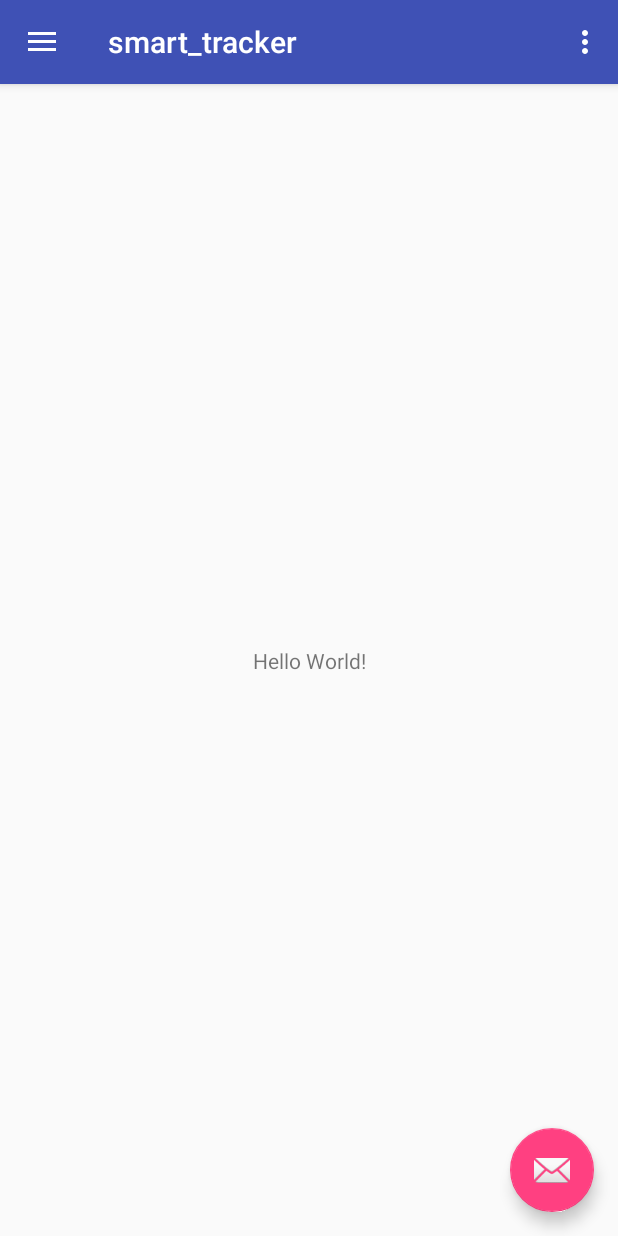
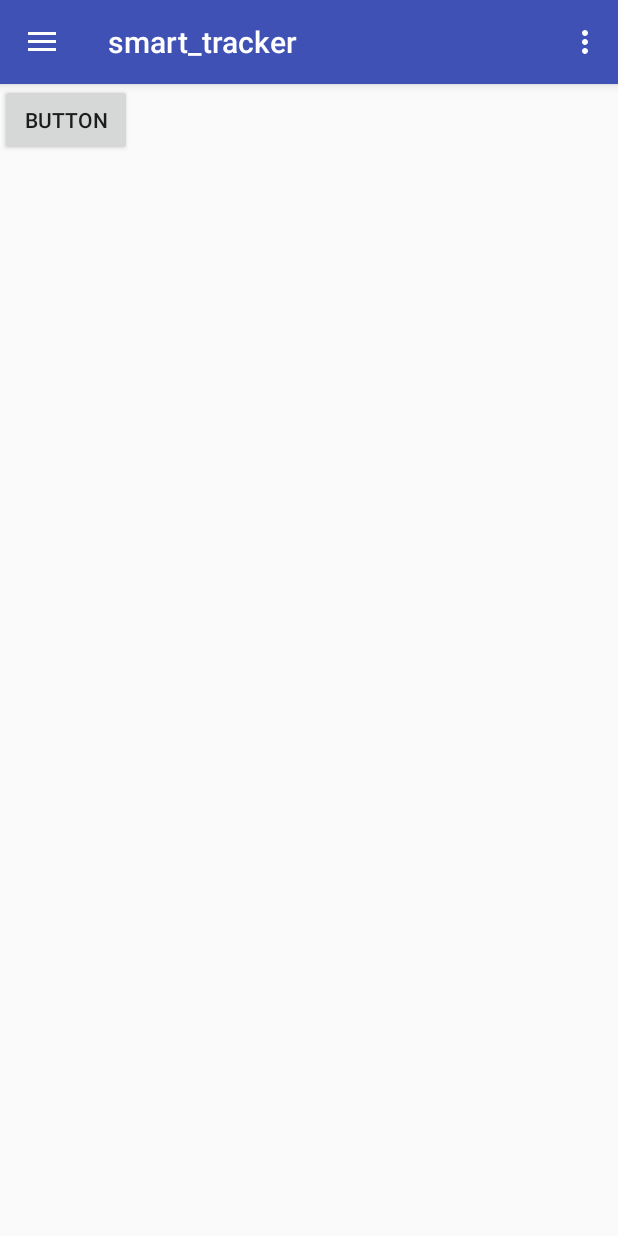
Before and after one commit to aminda007/smart_tracker, an Android app: the screen it shows after launch (MainActivity), in the side drawer, after a tap on "Gallery", on a phone screen of 412 x 824 dp. Run offline under Robolectric (Android 15) with nearby library versions, the phone set to English and light mode, and no system bars.

Commit message:
add fragments

```diff
--- a/app/build.gradle
+++ b/app/build.gradle
@@ -23,6 +23,7 @@ dependencies {
     implementation 'com.android.support:appcompat-v7:26.1.0'
     implementation 'com.android.support:design:26.1.0'
     implementation 'com.android.support.constraint:constraint-layout:1.1.0'
+    implementation 'com.android.support:support-v4:26.1.0'
     testImplementation 'junit:junit:4.12'
     androidTestImplementation 'com.android.support.test:runner:1.0.2'
     androidTestImplementation 'com.android.support.test.espresso:espresso-core:3.0.2'
--- /dev/null
+++ b/app/src/main/java/com/example/aminda/smart_tracker/Fragments/BusFragment.java
@@ -0,0 +1,30 @@
+package com.example.aminda.smart_tracker.Fragments;
+
+import android.os.Bundle;
+import android.support.v4.app.Fragment;
+import android.view.LayoutInflater;
+import android.view.View;
+import android.view.ViewGroup;
+
+import com.example.aminda.smart_tracker.R;
+
+public class BusFragment extends Fragment {
+
+    public BusFragment() {
+        // Required empty public constructor
+    }
+
+    @Override
+    public void onCreate(Bundle savedInstanceState) {
+        super.onCreate(savedInstanceState);
+    }
+
+    @Override
+    public View onCreateView(LayoutInflater inflater, ViewGroup container,
+                             Bundle savedInstanceState) {
+        // Inflate the layout for this fragment
+        View view = inflater.inflate(R.layout.fragment_bus, container, false);
+        return view;
+    }
+
+}
--- /dev/null
+++ b/app/src/main/java/com/example/aminda/smart_tracker/Fragments/TrainFragment.java
@@ -0,0 +1,30 @@
+package com.example.aminda.smart_tracker.Fragments;
+
+import android.os.Bundle;
+import android.support.v4.app.Fragment;
+import android.view.LayoutInflater;
+import android.view.View;
+import android.view.ViewGroup;
+
+import com.example.aminda.smart_tracker.R;
+
+public class TrainFragment extends Fragment {
+
+    public TrainFragment() {
+        // Required empty public constructor
+    }
+
+    @Override
+    public void onCreate(Bundle savedInstanceState) {
+        super.onCreate(savedInstanceState);
+    }
+
+    @Override
+    public View onCreateView(LayoutInflater inflater, ViewGroup container,
+                             Bundle savedInstanceState) {
+        // Inflate the layout for this fragment
+        View view = inflater.inflate(R.layout.fragment_train, container, false);
+        return view;
+    }
+
+}
--- a/app/src/main/java/com/example/aminda/smart_tracker/MainActivity.java
+++ b/app/src/main/java/com/example/aminda/smart_tracker/MainActivity.java
@@ -3,6 +3,10 @@ package com.example.aminda.smart_tracker;
 import android.os.Bundle;
 import android.support.design.widget.FloatingActionButton;
 import android.support.design.widget.Snackbar;
+import android.support.v4.app.Fragment;
+import android.support.v4.app.FragmentManager;
+import android.support.v4.app.FragmentTransaction;
+import android.util.Log;
 import android.view.View;
 import android.support.design.widget.NavigationView;
 import android.support.v4.view.GravityCompat;
@@ -13,8 +17,13 @@ import android.support.v7.widget.Toolbar;
 import android.view.Menu;
 import android.view.MenuItem;
 
+import com.example.aminda.smart_tracker.Fragments.BusFragment;
+import com.example.aminda.smart_tracker.Fragments.TrainFragment;
+
 public class MainActivity extends AppCompatActivity
         implements NavigationView.OnNavigationItemSelectedListener {
+
+    private FragmentManager fm;
 
     @Override
     protected void onCreate(Bundle savedInstanceState) {
@@ -23,14 +32,14 @@ public class MainActivity extends AppCompatActivity
         Toolbar toolbar = (Toolbar) findViewById(R.id.toolbar);
         setSupportActionBar(toolbar);
 
-        FloatingActionButton fab = (FloatingActionButton) findViewById(R.id.fab);
-        fab.setOnClickListener(new View.OnClickListener() {
-            @Override
-            public void onClick(View view) {
-                Snackbar.make(view, "Replace with your own action", Snackbar.LENGTH_LONG)
-                        .setAction("Action", null).show();
-            }
-        });
+//        FloatingActionButton fab = (FloatingActionButton) findViewById(R.id.fab);
+//        fab.setOnClickListener(new View.OnClickListener() {
+//            @Override
+//            public void onClick(View view) {
+//                Snackbar.make(view, "Replace with your own action", Snackbar.LENGTH_LONG)
+//                        .setAction("Action", null).show();
+//            }
+//        });
 
         DrawerLayout drawer = (DrawerLayout) findViewById(R.id.drawer_layout);
         ActionBarDrawerToggle toggle = new ActionBarDrawerToggle(
@@ -40,6 +49,7 @@ public class MainActivity extends AppCompatActivity
 
         NavigationView navigationView = (NavigationView) findViewById(R.id.nav_view);
         navigationView.setNavigationItemSelectedListener(this);
+        fm = getSupportFragmentManager();
     }
 
     @Override
@@ -79,10 +89,27 @@ public class MainActivity extends AppCompatActivity
     public boolean onNavigationItemSelected(MenuItem item) {
         // Handle navigation view item clicks here.
         int id = item.getItemId();
-
-        if (id == R.id.nav_camera) {
-            // Handle the camera action
-        } else if (id == R.id.nav_gallery) {
+        String id_str = Integer.toString(id);
+        Log.d("dccxsxs","dassssss " + id);
+        FragmentTransaction ft = fm.beginTransaction();
+        if (id == R.id.nav_bus) {
+            if(fm.findFragmentByTag(id_str) == null){
+                ft.add(R.id.screen_area, new BusFragment(), id_str);
+                Log.d("rht","aaaaaaaaaaaaaaaaaaaa.....create bus ....aaaaaaaaaaaaaaaaaaaaaa***");
+            }
+            else{
+                ft.replace(R.id.screen_area, fm.findFragmentByTag(id_str), id_str);
+                Log.d("rht","aaaaaaaaaaaaaaaaaaaa.....resume bus ....aaaaaaaaaaaaaaaaaaaaaa***");
+            }
+        } else if (id == R.id.nav_train) {
+            if(fm.findFragmentByTag(id_str) == null){
+                ft.replace(R.id.screen_area, new TrainFragment(), id_str);
+                Log.d("rht","aaaaaaaaaaaaaaaaaaaa.....create train ....aaaaaaaaaaaaaaaaaaaaaa***");
+            }
+            else{
+                ft.replace(R.id.screen_area, fm.findFragmentByTag(id_str), id_str);
+                Log.d("rht","aaaaaaaaaaaaaaaaaaaa.....resume train ....aaaaaaaaaaaaaaaaaaaaaa***");
+            }
 
         } else if (id == R.id.nav_slideshow) {
 
@@ -93,6 +120,7 @@ public class MainActivity extends AppCompatActivity
         } else if (id == R.id.nav_send) {
 
         }
+        ft.commit();
 
         DrawerLayout drawer = (DrawerLayout) findViewById(R.id.drawer_layout);
         drawer.closeDrawer(GravityCompat.START);
--- a/app/src/main/res/layout/app_bar_main.xml
+++ b/app/src/main/res/layout/app_bar_main.xml
@@ -22,12 +22,12 @@
 
     <include layout="@layout/content_main" />
 
-    <android.support.design.widget.FloatingActionButton
-        android:id="@+id/fab"
-        android:layout_width="wrap_content"
-        android:layout_height="wrap_content"
-        android:layout_gravity="bottom|end"
-        android:layout_margin="@dimen/fab_margin"
-        app:srcCompat="@android:drawable/ic_dialog_email" />
+    <!--<android.support.design.widget.FloatingActionButton-->
+        <!--android:id="@+id/fab"-->
+        <!--android:layout_width="wrap_content"-->
+        <!--android:layout_height="wrap_content"-->
+        <!--android:layout_gravity="bottom|end"-->
+        <!--android:layout_margin="@dimen/fab_margin"-->
+        <!--app:srcCompat="@android:drawable/ic_dialog_email" />-->
 
 </android.support.design.widget.CoordinatorLayout>
--- a/app/src/main/res/layout/content_main.xml
+++ b/app/src/main/res/layout/content_main.xml
@@ -1,5 +1,5 @@
 <?xml version="1.0" encoding="utf-8"?>
-<android.support.constraint.ConstraintLayout xmlns:android="http://schemas.android.com/apk/res/android"
+<RelativeLayout xmlns:android="http://schemas.android.com/apk/res/android"
     xmlns:app="http://schemas.android.com/apk/res-auto"
     xmlns:tools="http://schemas.android.com/tools"
     android:layout_width="match_parent"
@@ -8,13 +8,10 @@
     tools:context=".MainActivity"
     tools:showIn="@layout/app_bar_main">
 
-    <TextView
-        android:layout_width="wrap_content"
-        android:layout_height="wrap_content"
-        android:text="Hello World!"
-        app:layout_constraintBottom_toBottomOf="parent"
-        app:layout_constraintLeft_toLeftOf="parent"
-        app:layout_constraintRight_toRightOf="parent"
-        app:layout_constraintTop_toTopOf="parent" />
+    <FrameLayout
+        android:id="@+id/screen_area"
+        android:layout_width="match_parent"
+        android:layout_height="match_parent">
+    </FrameLayout>
 
-</android.support.constraint.ConstraintLayout>
+</RelativeLayout>
--- /dev/null
+++ b/app/src/main/res/layout/fragment_bus.xml
@@ -0,0 +1,20 @@
+<?xml version="1.0" encoding="utf-8"?>
+<FrameLayout xmlns:android="http://schemas.android.com/apk/res/android"
+    xmlns:tools="http://schemas.android.com/tools"
+    android:layout_width="match_parent"
+    android:layout_height="match_parent"
+    tools:context=".Fragments.BusFragment">
+
+    <!-- TODO: Update blank fragment layout -->
+    <TextView
+        android:layout_width="match_parent"
+        android:layout_height="match_parent"
+        android:text="@string/hello_blank_fragment" />
+
+    <Button
+        android:id="@+id/button"
+        android:layout_width="wrap_content"
+        android:layout_height="wrap_content"
+        android:text="Button" />
+
+</FrameLayout>
--- /dev/null
+++ b/app/src/main/res/layout/fragment_train.xml
@@ -0,0 +1,20 @@
+<?xml version="1.0" encoding="utf-8"?>
+<FrameLayout xmlns:android="http://schemas.android.com/apk/res/android"
+    xmlns:tools="http://schemas.android.com/tools"
+    android:layout_width="match_parent"
+    android:layout_height="match_parent"
+    tools:context=".Fragments.TrainFragment">
+
+    <!-- TODO: Update blank fragment layout -->
+    <!--<TextView-->
+        <!--android:layout_width="match_parent"-->
+        <!--android:layout_height="match_parent"-->
+        <!--android:text="@string/hello_blank_fragment" />-->
+
+    <Button
+        android:id="@+id/button"
+        android:layout_width="wrap_content"
+        android:layout_height="wrap_content"
+        android:text="Button" />
+
+</FrameLayout>
--- a/app/src/main/res/menu/activity_main_drawer.xml
+++ b/app/src/main/res/menu/activity_main_drawer.xml
@@ -5,11 +5,11 @@
 
     <group android:checkableBehavior="single">
         <item
-            android:id="@+id/nav_camera"
+            android:id="@+id/nav_bus"
             android:icon="@drawable/ic_menu_camera"
             android:title="Import" />
         <item
-            android:id="@+id/nav_gallery"
+            android:id="@+id/nav_train"
             android:icon="@drawable/ic_menu_gallery"
             android:title="Gallery" />
         <item
--- a/app/src/main/res/values/strings.xml
+++ b/app/src/main/res/values/strings.xml
@@ -6,4 +6,7 @@
     <string name="nav_header_subtitle">android.studio@android.com</string>
     <string name="nav_header_desc">Navigation header</string>
     <string name="action_settings">Settings</string>
+
+    <!-- TODO: Remove or change this placeholder text -->
+    <string name="hello_blank_fragment">Hello blank fragment</string>
 </resources>
```
